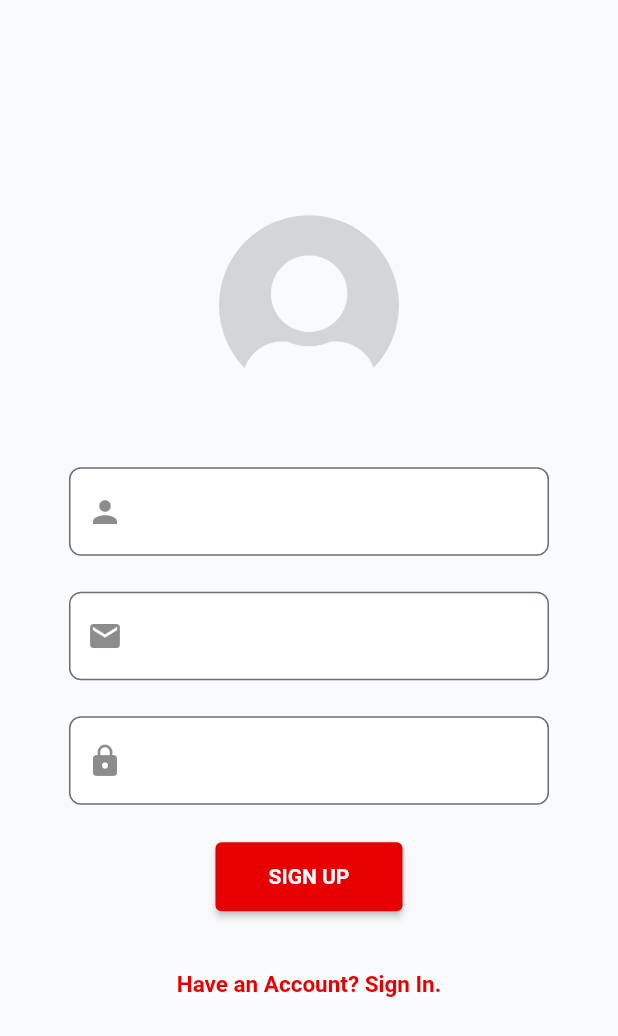
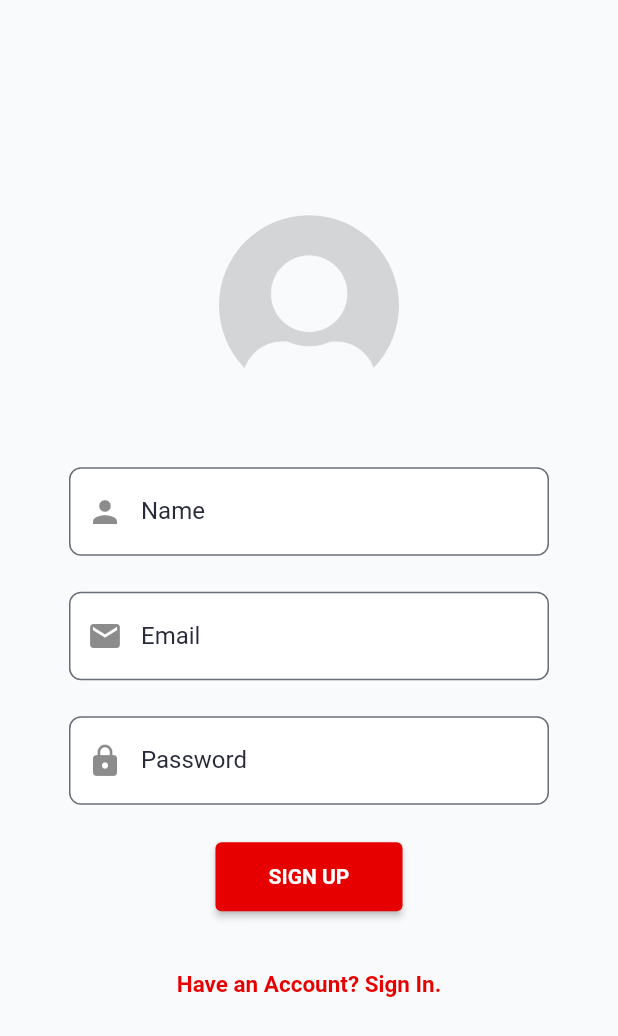
Before and after one commit to t1gu1/flutter-starter, a Flutter app: the SignUpScreen screen opened by its route, on a phone screen of 412 x 824 dp. Shown: the top 1036 px of the screen. Run offline on Flutter 3.47's test engine with Material 2 defaults, Android fonts, the phone set to English and light mode, and no system bars; our stand-ins replace cloud_firestore, firebase_auth, firebase_core, get, get_storage; accounts and stored records are empty; Roboto replaces fonts that are missing (ProductSans).

Commit message:
Fix some colors of light theme

```diff
--- a/lib/constants/app_themes.dart
+++ b/lib/constants/app_themes.dart
@@ -113,7 +113,7 @@ class AppThemes {
     ),
     appBarTheme: AppBarTheme(
       color: _lightBackgroundAppBarColor,
-      iconTheme: IconThemeData(color: _lightTextColor),
+      iconTheme: IconThemeData(color: white),
       textTheme: _lightTextTheme,
     ),
     colorScheme: ColorScheme.light(
@@ -143,7 +143,7 @@ class AppThemes {
         textTheme: ButtonTextTheme.primary),
     unselectedWidgetColor: _lightPrimaryColor,
     inputDecorationTheme: InputDecorationTheme(
-      labelStyle: TextStyle(color: white),
+      labelStyle: TextStyle(color: ebonyClay),
       //prefixStyle: TextStyle(color: _lightIconColor),
       border: OutlineInputBorder(
           borderSide: BorderSide(width: 1.0),
@@ -193,7 +193,7 @@ class AppThemes {
         TextStyle(fontSize: 15.0, color: white, fontWeight: FontWeight.w600),
     headline6: TextStyle(fontSize: 16.0, color: white),
     subtitle1: TextStyle(fontSize: 16.0, color: white),
-    caption: TextStyle(fontSize: 12.0, color: _darkBackgroundAppBarColor),
+    caption: TextStyle(fontSize: 12.0, color: white),
   );
 
   //the dark theme
@@ -242,7 +242,7 @@ class AppThemes {
 
     elevatedButtonTheme: ElevatedButtonThemeData(
         style: ElevatedButton.styleFrom(
-            primary: white,
+            primary: _darkPrimaryColor,
             textStyle: TextStyle(
               color: Colors.white,
             ))),
```
